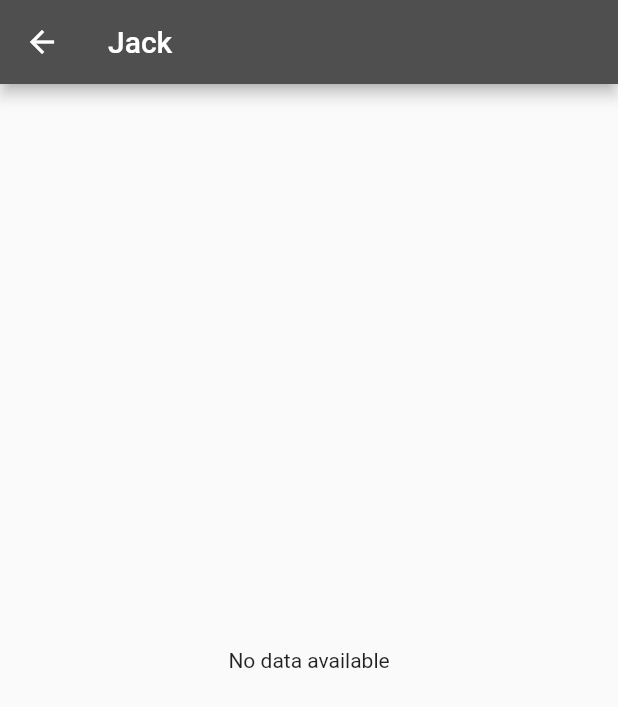
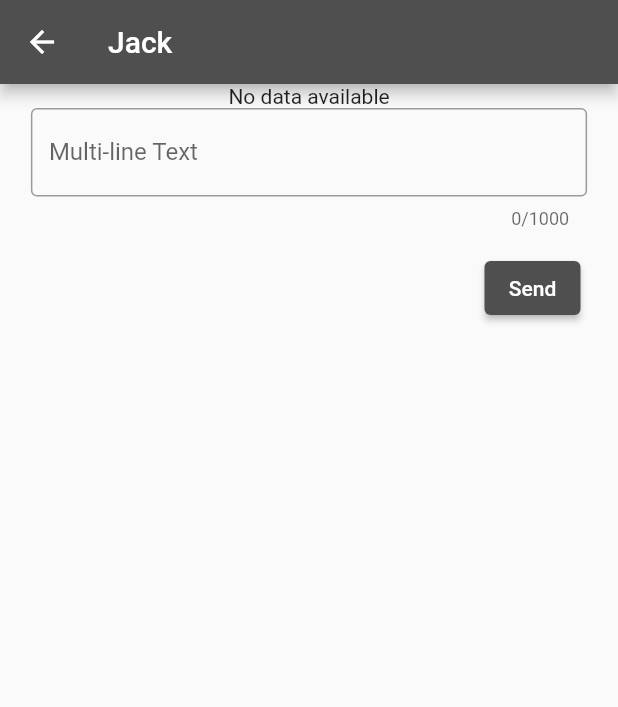
Before and after one commit to rosiebabbra/catalyst, a Flutter app: the ChatContent screen opened by its route, on a phone screen of 412 x 824 dp. Shown: the top 707 px of the screen. Run offline on Flutter 3.47's test engine with Material 2 defaults, Android fonts, the phone set to English and light mode, and no system bars; our stand-ins replace cloud_firestore, equatable, firebase_auth, firebase_core, firebase_database, firebase_storage and 7 more; missing offline and left inert: multiple_search_selection, swipable_stack; accounts and stored records are empty; generated files the repository leaves out were written again.

Commit message:
Implement chat box UI

```diff
--- a/frontend/lib/chat/chat_content.dart
+++ b/frontend/lib/chat/chat_content.dart
@@ -77,7 +77,9 @@ class ChatContentState extends State<ChatContent> {
   Widget build(BuildContext context) {
     return Scaffold(
         appBar: AppBar(title: Text(senderName)),
-        body: FutureBuilder(
+        body: Column(
+          children: [
+            FutureBuilder(
               future: fetchMessages(),
               builder: (context, snapshot) {
                 if (snapshot.connectionState == ConnectionState.waiting) {
@@ -94,10 +96,12 @@ class ChatContentState extends State<ChatContent> {
                   List<Map<String, String>> data = snapshot.data!;
 
                   // Sort messages by time
-              data.sort((a, b) => a['timestamp']!.compareTo(b['timestamp']!));
+                  data.sort(
+                      (a, b) => a['timestamp']!.compareTo(b['timestamp']!));
 
                   // Use 'data' to build your widget, for example:
-              return ListView.builder(
+                  return Expanded(
+                    child: ListView.builder(
                       itemCount: data.length,
                       itemBuilder: (context, index) {
                         FirebaseAuth auth = FirebaseAuth.instance;
@@ -109,30 +113,59 @@ class ChatContentState extends State<ChatContent> {
                                 10.0), // Adjust the radius as needed
                           ),
                           elevation: 5, // Adjust the elevation for shadow
-                    margin: EdgeInsets.all(10.0), // Adjust the margin as needed
+                          margin: const EdgeInsets.all(
+                              10.0), // Adjust the margin as needed
                           child: ListTile(
-                      tileColor: data[index]['receiverId'] == currentUserId
+                            tileColor:
+                                data[index]['receiverId'] == currentUserId
                                     ? Colors.red
                                     : Colors.blue,
                             subtitle: Padding(
-                        padding: data[index]['receiverId'] == currentUserId
+                              padding:
+                                  data[index]['receiverId'] == currentUserId
                                       ? const EdgeInsets.fromLTRB(200, 0, 0, 0)
                                       : const EdgeInsets.fromLTRB(15, 0, 0, 0),
                               child: Text(data[index]['timestamp'] ?? ''),
                             ),
                             title: Padding(
-                        padding: data[index]['receiverId'] == currentUserId
+                              padding:
+                                  data[index]['receiverId'] == currentUserId
                                       ? const EdgeInsets.fromLTRB(200, 0, 0, 0)
                                       : const EdgeInsets.fromLTRB(15, 0, 0, 0),
-                        child: Text(data[index]['content'] ?? 'No content'),
+                              child:
+                                  Text(data[index]['content'] ?? 'No content'),
                             ),
                             // subtitle: Text(data[index]['timestamp'] ?? ''),
                           ),
                         );
                       },
+                    ),
                   );
                 }
               },
+            ),
+            Padding(
+              padding: const EdgeInsets.fromLTRB(0, 0, 0, 15),
+              child: SizedBox(
+                  width: MediaQuery.of(context).size.width * 0.9,
+                  child: const Expanded(
+                    child: TextField(
+                      maxLength: 1000,
+                      maxLines: null,
+                      decoration: InputDecoration(
+                        labelText: 'Multi-line Text',
+                        border: OutlineInputBorder(),
+                      ),
+                    ),
+                  )),
+            ),
+            Padding(
+              padding: const EdgeInsets.fromLTRB(0, 0, 25, 25),
+              child: Align(
+                  alignment: Alignment.centerRight,
+                  child: ElevatedButton(onPressed: () {}, child: Text('Send'))),
+            )
+          ],
         ));
   }
 }
```
Lines whose indentation alone changed are shown as unchanged.
